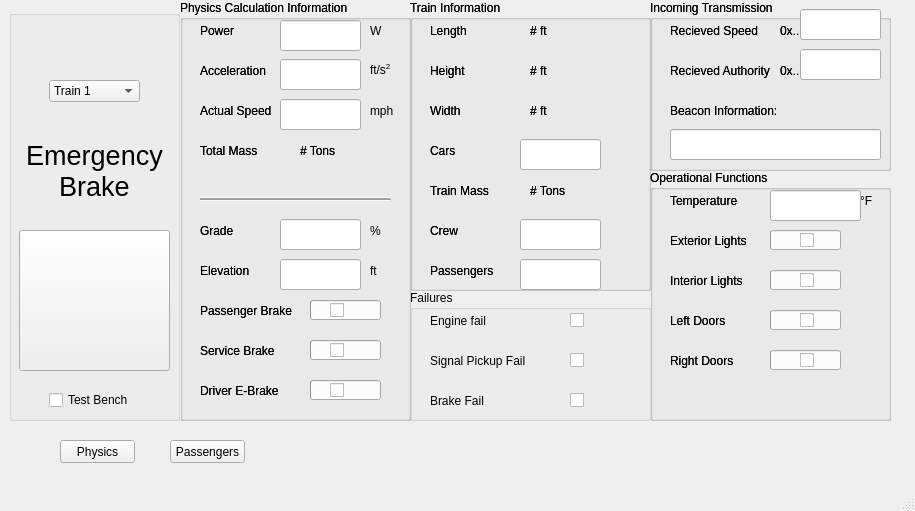
Above: Train_Model/Train_Model_UI.ui from LucasZ99/ECE1140SystemsEngineeringProject before the change. Below: the same form after it.
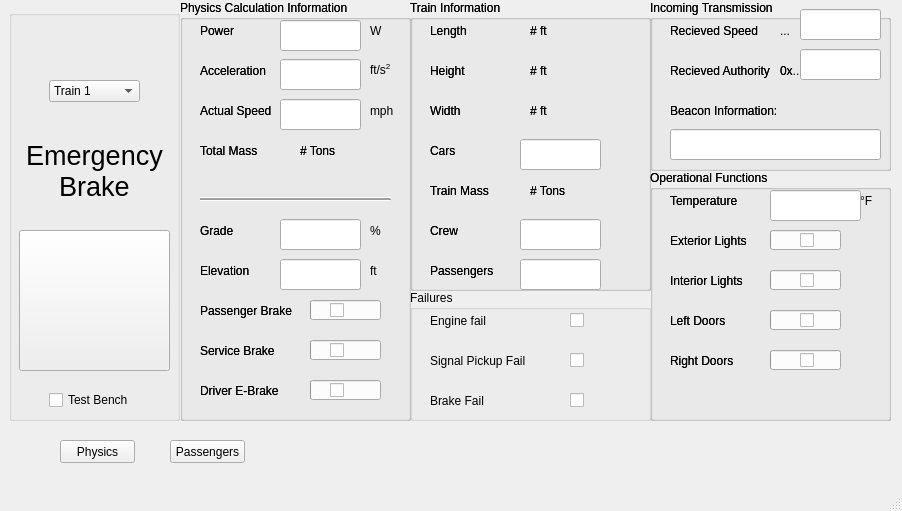
That is the form after the change. Icons and pictures are not drawn.

Commit message: update train container to reflect diagrams

What changed in the file:
```diff
--- a/Train_Model/Train_Model_UI.ui
+++ b/Train_Model/Train_Model_UI.ui
@@ -9,7 +9,7 @@
    <rect>
     <x>0</x>
     <y>0</y>
-    <width>915</width>
+    <width>902</width>
     <height>511</height>
    </rect>
   </property>
@@ -747,7 +747,7 @@
       <enum>QFrame::NoFrame</enum>
      </property>
      <property name="text">
-      <string>0x...</string>
+      <string>...</string>
      </property>
     </widget>
     <widget class="QLabel" name="beaconValue">
@@ -1736,22 +1736,6 @@
       <string>Beacon Information:</string>
      </property>
     </widget>
-    <widget class="QLabel" name="recSpeedValue_tb">
-     <property name="geometry">
-      <rect>
-       <x>130</x>
-       <y>10</y>
-       <width>16</width>
-       <height>41</height>
-      </rect>
-     </property>
-     <property name="frameShape">
-      <enum>QFrame::NoFrame</enum>
-     </property>
-     <property name="text">
-      <string>0x</string>
-     </property>
-    </widget>
     <widget class="QLabel" name="authValue_tb">
      <property name="geometry">
       <rect>
```
Left out of the diff: 4 changed lines with no effect on the pictures. The commit also changes 8 other files.
